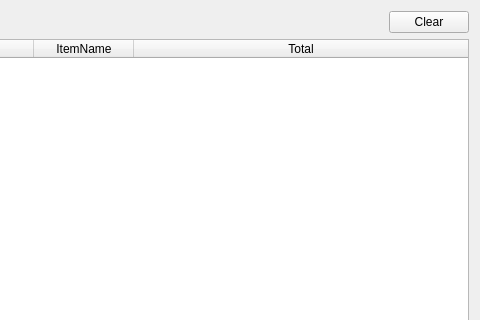
rondalefloyd/mts-pos, file app/views/templates/PreOrder.ui: the form before one commit; both pictures show x 178 to 658 and y 0 to 320 of the 658 by 650 pixel window.
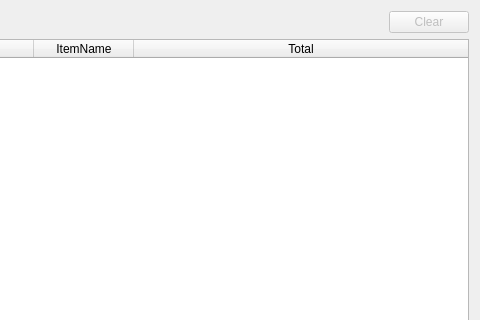
The form after the commit.

```diff
--- a/app/views/templates/PreOrder.ui
+++ b/app/views/templates/PreOrder.ui
@@ -38,6 +38,9 @@
      </item>
      <item>
       <widget class="QPushButton" name="pushButtonClear">
+       <property name="enabled">
+        <bool>false</bool>
+       </property>
        <property name="text">
         <string>Clear</string>
        </property>
```
